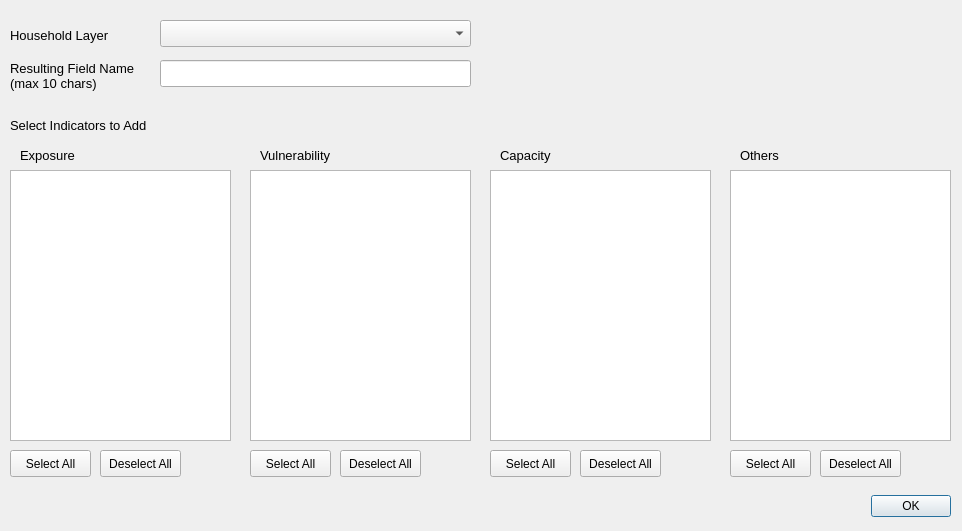
The window that mhcvam_unicef_indicators_household_dialog.ui (benhur07b/mhcvam) describes before a commit, drawn with Qt 5.
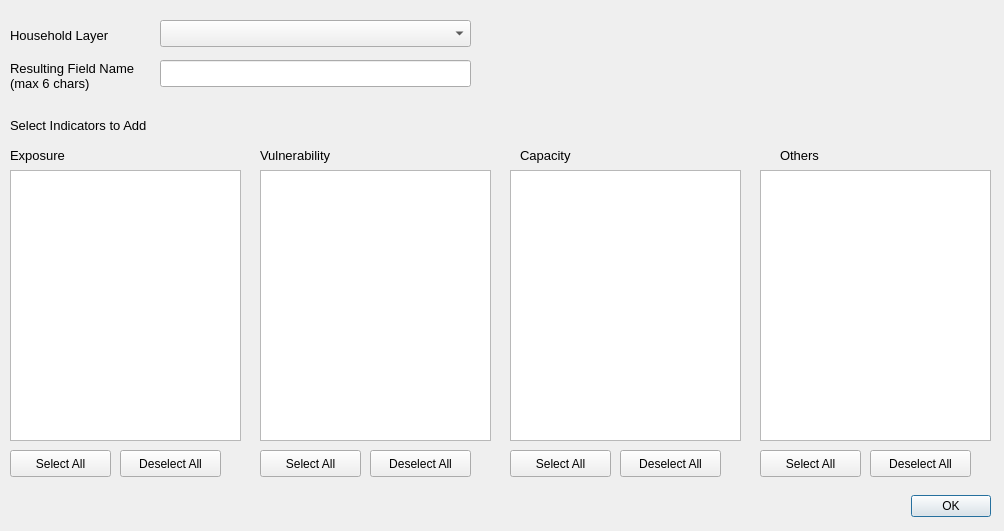
The same window after the commit. Custom widgets are drawn as their Qt base class.

```diff
--- a/mhcvam_unicef_indicators_household_dialog.ui
+++ b/mhcvam_unicef_indicators_household_dialog.ui
@@ -6,13 +6,19 @@
    <rect>
     <x>0</x>
     <y>0</y>
-    <width>962</width>
+    <width>1004</width>
     <height>531</height>
    </rect>
   </property>
   <property name="minimumSize">
    <size>
-    <width>962</width>
+    <width>1004</width>
+    <height>531</height>
+   </size>
+  </property>
+  <property name="maximumSize">
+   <size>
+    <width>1004</width>
     <height>531</height>
    </size>
   </property>
@@ -24,7 +30,7 @@
     <rect>
      <x>10</x>
      <y>490</y>
-     <width>941</width>
+     <width>981</width>
      <height>32</height>
     </rect>
    </property>
@@ -83,7 +89,7 @@
     <rect>
      <x>10</x>
      <y>170</y>
-     <width>221</width>
+     <width>231</width>
      <height>271</height>
     </rect>
    </property>
@@ -126,7 +132,7 @@
     <rect>
      <x>10</x>
      <y>450</y>
-     <width>81</width>
+     <width>101</width>
      <height>27</height>
     </rect>
    </property>
@@ -137,9 +143,9 @@
   <widget class="QPushButton" name="deselectAllBtn_exp">
    <property name="geometry">
     <rect>
-     <x>100</x>
+     <x>120</x>
      <y>450</y>
-     <width>81</width>
+     <width>101</width>
      <height>27</height>
     </rect>
    </property>
@@ -171,7 +177,7 @@
     <enum>QFrame::Plain</enum>
    </property>
    <property name="text">
-    <string>Resulting Field Name (max 10 chars)</string>
+    <string>Resulting Field Name (max 6 chars)</string>
    </property>
    <property name="wordWrap">
     <bool>true</bool>
@@ -190,9 +196,9 @@
   <widget class="QListWidget" name="listWidget_vul">
    <property name="geometry">
     <rect>
-     <x>250</x>
+     <x>260</x>
      <y>170</y>
-     <width>221</width>
+     <width>231</width>
      <height>271</height>
     </rect>
    </property>
@@ -203,9 +209,9 @@
   <widget class="QListWidget" name="listWidget_cap">
    <property name="geometry">
     <rect>
-     <x>490</x>
+     <x>510</x>
      <y>170</y>
-     <width>221</width>
+     <width>231</width>
      <height>271</height>
     </rect>
    </property>
@@ -216,9 +222,9 @@
   <widget class="QListWidget" name="listWidget_oth">
    <property name="geometry">
     <rect>
-     <x>730</x>
+     <x>760</x>
      <y>170</y>
-     <width>221</width>
+     <width>231</width>
      <height>271</height>
     </rect>
    </property>
@@ -229,7 +235,7 @@
   <widget class="QLabel" name="label_exp">
    <property name="geometry">
     <rect>
-     <x>20</x>
+     <x>10</x>
      <y>140</y>
      <width>211</width>
      <height>31</height>
@@ -289,7 +295,7 @@
   <widget class="QLabel" name="label_cap">
    <property name="geometry">
     <rect>
-     <x>500</x>
+     <x>520</x>
      <y>140</y>
      <width>211</width>
      <height>31</height>
@@ -319,7 +325,7 @@
   <widget class="QLabel" name="label_oth">
    <property name="geometry">
     <rect>
-     <x>740</x>
+     <x>780</x>
      <y>140</y>
      <width>211</width>
      <height>31</height>
@@ -349,9 +355,9 @@
   <widget class="QPushButton" name="selectAllBtn_vul">
    <property name="geometry">
     <rect>
-     <x>250</x>
+     <x>260</x>
      <y>450</y>
-     <width>81</width>
+     <width>101</width>
      <height>27</height>
     </rect>
    </property>
@@ -362,9 +368,9 @@
   <widget class="QPushButton" name="deselectAllBtn_vul">
    <property name="geometry">
     <rect>
-     <x>340</x>
+     <x>370</x>
      <y>450</y>
-     <width>81</width>
+     <width>101</width>
      <height>27</height>
     </rect>
    </property>
@@ -375,9 +381,9 @@
   <widget class="QPushButton" name="selectAllBtn_cap">
    <property name="geometry">
     <rect>
-     <x>490</x>
+     <x>510</x>
      <y>450</y>
-     <width>81</width>
+     <width>101</width>
      <height>27</height>
     </rect>
    </property>
@@ -388,9 +394,9 @@
   <widget class="QPushButton" name="deselectAllBtn_cap">
    <property name="geometry">
     <rect>
-     <x>580</x>
+     <x>620</x>
      <y>450</y>
-     <width>81</width>
+     <width>101</width>
      <height>27</height>
     </rect>
    </property>
@@ -401,9 +407,9 @@
   <widget class="QPushButton" name="selectAllBtn_oth">
    <property name="geometry">
     <rect>
-     <x>730</x>
+     <x>760</x>
      <y>450</y>
-     <width>81</width>
+     <width>101</width>
      <height>27</height>
     </rect>
    </property>
@@ -414,9 +420,9 @@
   <widget class="QPushButton" name="deselectAllBtn_oth">
    <property name="geometry">
     <rect>
-     <x>820</x>
+     <x>870</x>
      <y>450</y>
-     <width>81</width>
+     <width>101</width>
      <height>27</height>
     </rect>
    </property>
```
